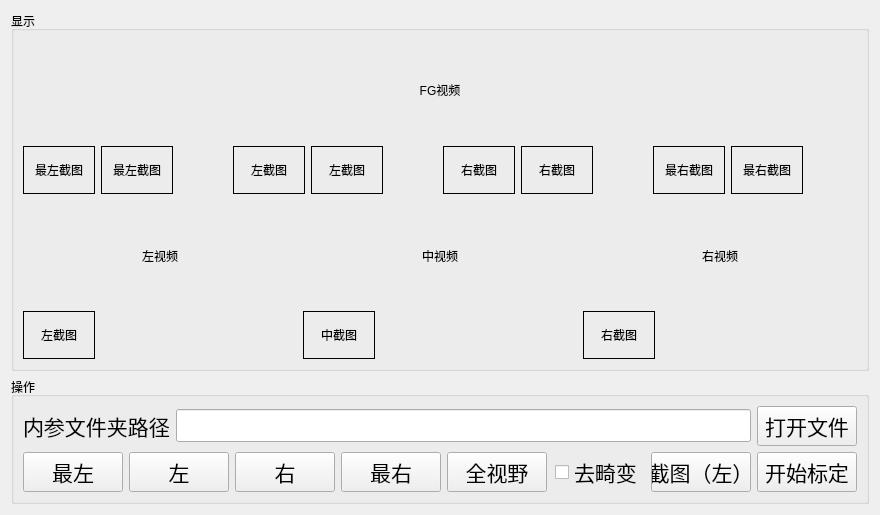
Qt form ui/tab_internal_calibration.ui (huangqi2002/CameraCalibration) before a commit.
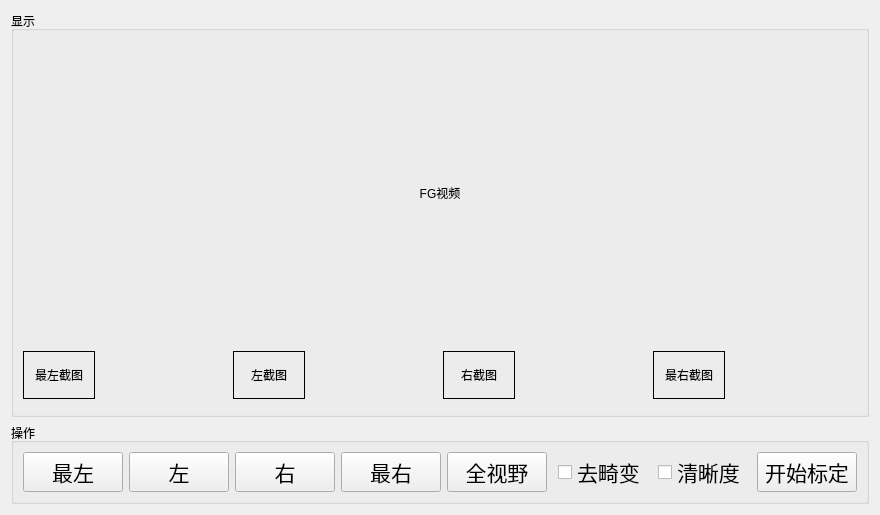
The same form after that commit.

What changed in the file:
```diff
--- a/ui/tab_internal_calibration.ui
+++ b/ui/tab_internal_calibration.ui
@@ -25,7 +25,7 @@
      <property name="title">
       <string>显示</string>
      </property>
-     <layout class="QVBoxLayout" name="verticalLayout_7" stretch="0,0,0">
+     <layout class="QVBoxLayout" name="verticalLayout_7" stretch="0,0">
       <item>
        <layout class="QHBoxLayout" name="horizontalLayout_fg">
         <item>
@@ -71,21 +71,9 @@
              </widget>
             </item>
             <item>
-             <widget class="QLabel" name="label_img_middle_left_fg_1">
-              <property name="minimumSize">
-               <size>
-                <width>72</width>
-                <height>48</height>
-               </size>
-              </property>
-              <property name="frameShape">
-               <enum>QFrame::Box</enum>
-              </property>
+             <widget class="QLabel" name="clarity_label_ML">
               <property name="text">
-               <string>最左截图</string>
-              </property>
-              <property name="alignment">
-               <set>Qt::AlignCenter</set>
+               <string/>
               </property>
              </widget>
             </item>
@@ -122,21 +110,9 @@
              </widget>
             </item>
             <item>
-             <widget class="QLabel" name="label_img_left_fg_2">
-              <property name="minimumSize">
-               <size>
-                <width>72</width>
-                <height>48</height>
-               </size>
-              </property>
-              <property name="frameShape">
-               <enum>QFrame::Box</enum>
-              </property>
+             <widget class="QLabel" name="clarity_label_L">
               <property name="text">
-               <string>左截图</string>
-              </property>
-              <property name="alignment">
-               <set>Qt::AlignCenter</set>
+               <string/>
               </property>
              </widget>
             </item>
@@ -173,21 +149,9 @@
              </widget>
             </item>
             <item>
-             <widget class="QLabel" name="label_img_right_fg_2">
-              <property name="minimumSize">
-               <size>
-                <width>72</width>
-                <height>48</height>
-               </size>
-              </property>
-              <property name="frameShape">
-               <enum>QFrame::Box</enum>
-              </property>
+             <widget class="QLabel" name="clarity_label_R">
               <property name="text">
-               <string>右截图</string>
-              </property>
-              <property name="alignment">
-               <set>Qt::AlignCenter</set>
+               <string/>
               </property>
              </widget>
             </item>
@@ -224,21 +188,9 @@
              </widget>
             </item>
             <item>
-             <widget class="QLabel" name="label_img_middle_right_fg_1">
-              <property name="minimumSize">
-               <size>
-                <width>72</width>
-                <height>48</height>
-               </size>
-              </property>
-              <property name="frameShape">
-               <enum>QFrame::Box</enum>
-              </property>
+             <widget class="QLabel" name="clarity_label_MR">
               <property name="text">
-               <string>最右截图</string>
-              </property>
-              <property name="alignment">
-               <set>Qt::AlignCenter</set>
+               <string/>
               </property>
              </widget>
             </item>
@@ -264,167 +216,6 @@
       <item>
        <widget class="QWidget" name="widget" native="true"/>
       </item>
-      <item>
-       <layout class="QHBoxLayout" name="horizontalLayout_rx5" stretch="0,0,0">
-        <item>
-         <layout class="QVBoxLayout" name="verticalLayout_5" stretch="1,0">
-          <item>
-           <widget class="QLabel" name="label_video_left">
-            <property name="text">
-             <string>左视频</string>
-            </property>
-            <property name="alignment">
-             <set>Qt::AlignCenter</set>
-            </property>
-           </widget>
-          </item>
-          <item>
-           <layout class="QHBoxLayout" name="horizontalLayout_6">
-            <item>
-             <widget class="QLabel" name="label_img_left">
-              <property name="minimumSize">
-               <size>
-                <width>72</width>
-                <height>48</height>
-               </size>
-              </property>
-              <property name="frameShape">
-               <enum>QFrame::Box</enum>
-              </property>
-              <property name="text">
-               <string>左截图</string>
-              </property>
-              <property name="alignment">
-               <set>Qt::AlignCenter</set>
-              </property>
-             </widget>
-            </item>
-            <item>
-             <spacer name="horizontalSpacer_fg_6">
-              <property name="orientation">
-               <enum>Qt::Horizontal</enum>
-              </property>
-              <property name="sizeHint" stdset="0">
-               <size>
-                <width>40</width>
-                <height>20</height>
-               </size>
-              </property>
-             </spacer>
-            </item>
-           </layout>
-          </item>
-         </layout>
-        </item>
-        <item>
-         <layout class="QVBoxLayout" name="verticalLayout_2" stretch="1,0">
-          <item>
-           <widget class="QLabel" name="label_video_middle">
-            <property name="text">
-             <string>中视频</string>
-            </property>
-            <property name="alignment">
-             <set>Qt::AlignCenter</set>
-            </property>
-           </widget>
-          </item>
-          <item>
-           <layout class="QHBoxLayout" name="horizontalLayout_middle">
-            <item>
-             <widget class="QLabel" name="label_img_middle">
-              <property name="minimumSize">
-               <size>
-                <width>72</width>
-                <height>48</height>
-               </size>
-              </property>
-              <property name="frameShape">
-               <enum>QFrame::Box</enum>
-              </property>
-              <property name="text">
-               <string>中截图</string>
-              </property>
-              <property name="alignment">
-               <set>Qt::AlignCenter</set>
-              </property>
-             </widget>
-            </item>
-            <item>
-             <spacer name="horizontalSpacer_2">
-              <property name="orientation">
-               <enum>Qt::Horizontal</enum>
-              </property>
-              <property name="sizeHint" stdset="0">
-               <size>
-                <width>40</width>
-                <height>20</height>
-               </size>
-              </property>
-             </spacer>
-            </item>
-           </layout>
-          </item>
-         </layout>
-        </item>
-        <item>
-         <layout class="QVBoxLayout" name="verticalLayout_6" stretch="1,0">
-          <item>
-           <widget class="QLabel" name="label_video_right">
-            <property name="text">
-             <string>右视频</string>
-            </property>
-            <property name="alignment">
-             <set>Qt::AlignCenter</set>
-            </property>
-           </widget>
-          </item>
-          <item>
-           <layout class="QHBoxLayout" name="horizontalLayout_middle_3">
-            <item>
-             <widget class="QLabel" name="label_img_right">
-              <property name="minimumSize">
-               <size>
-                <width>72</width>
-                <height>48</height>
-               </size>
-              </property>
-              <property name="frameShape">
-               <enum>QFrame::Box</enum>
-              </property>
-              <property name="text">
-               <string>右截图</string>
-              </property>
-              <property name="alignment">
-               <set>Qt::AlignCenter</set>
-              </property>
-             </widget>
-            </item>
-            <item>
-             <spacer name="horizontalSpacer_fg_5">
-              <property name="orientation">
-               <enum>Qt::Horizontal</enum>
-              </property>
-              <property name="sizeHint" stdset="0">
-               <size>
-                <width>40</width>
-                <height>20</height>
-               </size>
-              </property>
-             </spacer>
-            </item>
-            <item>
-             <widget class="QLabel" name="label_2">
-              <property name="text">
-               <string/>
-              </property>
-             </widget>
-            </item>
-           </layout>
-          </item>
-         </layout>
-        </item>
-       </layout>
-      </item>
      </layout>
     </widget>
    </item>
@@ -434,49 +225,6 @@
       <string>操作</string>
      </property>
      <layout class="QVBoxLayout" name="verticalLayout">
-      <item>
-       <layout class="QHBoxLayout" name="horizontalLayout" stretch="0,1,0">
-        <item>
-         <widget class="QLabel" name="label">
-          <property name="font">
-           <font>
-            <pointsize>16</pointsize>
-           </font>
-          </property>
-          <property name="text">
-           <string>内参文件夹路径</string>
-          </property>
-         </widget>
-        </item>
-        <item>
-         <widget class="QLineEdit" name="lineEdit_internal_file_path">
-          <property name="font">
-           <font>
-            <pointsize>16</pointsize>
-           </font>
-          </property>
-         </widget>
-        </item>
-        <item>
-         <widget class="QPushButton" name="pushButton_set_internal_file_path">
-          <property name="minimumSize">
-           <size>
-            <width>100</width>
-            <height>40</height>
-           </size>
-          </property>
-          <property name="font">
-           <font>
-            <pointsize>16</pointsize>
-           </font>
-          </property>
-          <property name="text">
-           <string>打开文件</string>
-          </property>
-         </widget>
-        </item>
-       </layout>
-      </item>
       <item>
        <layout class="QHBoxLayout" name="horizontalLayout_2">
         <item>
@@ -594,6 +342,31 @@
           </property>
          </widget>
         </item>
+        <item>
+         <spacer name="horizontalSpacer_4">
+          <property name="orientation">
+           <enum>Qt::Horizontal</enum>
+          </property>
+          <property name="sizeHint" stdset="0">
+           <size>
+            <width>40</width>
+            <height>20</height>
+           </size>
+          </property>
+         </spacer>
+        </item>
+        <item>
+         <widget class="QCheckBox" name="clarity_checkBox">
+          <property name="font">
+           <font>
+            <pointsize>16</pointsize>
+           </font>
+          </property>
+          <property name="text">
+           <string>清晰度</string>
+          </property>
+         </widget>
+        </item>
         <item>
          <spacer name="horizontalSpacer_3">
           <property name="orientation">
@@ -607,24 +380,6 @@
           </property>
          </spacer>
         </item>
-        <item>
-         <widget class="QPushButton" name="pushButton_screenshot">
-          <property name="minimumSize">
-           <size>
-            <width>100</width>
-            <height>40</height>
-           </size>
-          </property>
-          <property name="font">
-           <font>
-            <pointsize>16</pointsize>
-           </font>
-          </property>
-          <property name="text">
-           <string>截图（左）</string>
-          </property>
-         </widget>
-        </item>
         <item>
          <widget class="QPushButton" name="pushButton_start">
           <property name="minimumSize">
```
Left out of the diff: 18 changed lines with no effect on the pictures.
